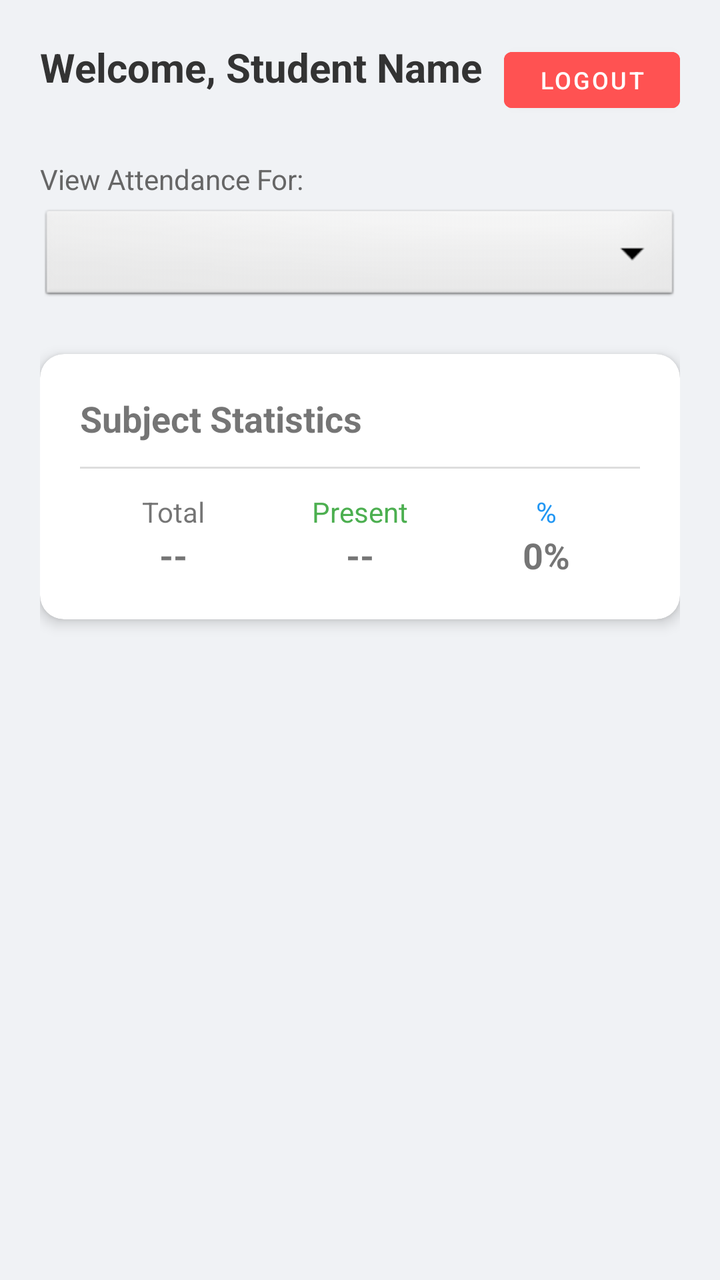
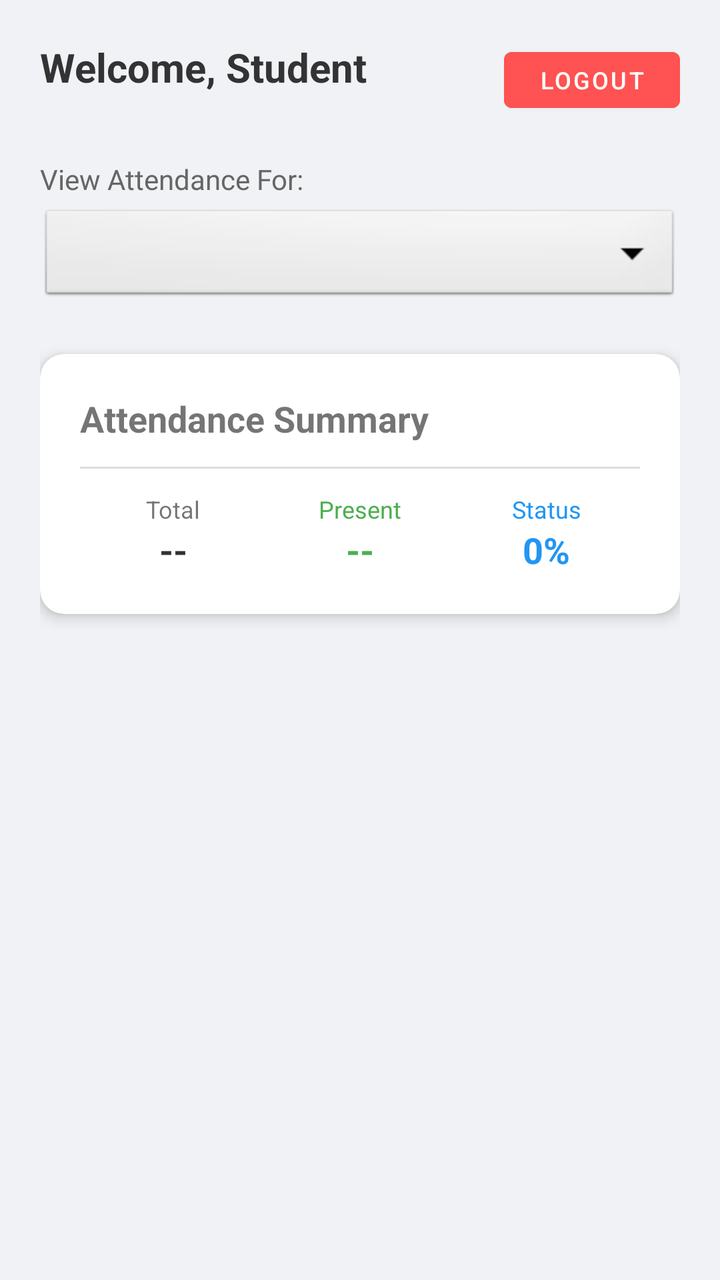

The first picture is an Android layout as it rendered before a commit; the second is the same layout after the commit. The layout source and the unified diff follow.
<!-- AndroidManifest.xml: application theme Theme.AttendanceSystem -->
<!-- res/layout/fragment_student_dashboard.xml -->
<?xml version="1.0" encoding="utf-8"?>
<LinearLayout xmlns:android="http://schemas.android.com/apk/res/android"
    xmlns:app="http://schemas.android.com/apk/res-auto"
    android:layout_width="match_parent"
    android:layout_height="match_parent"
    android:orientation="vertical"
    android:padding="20dp"
    android:background="#F0F2F5">

    <RelativeLayout
        android:layout_width="match_parent"
        android:layout_height="wrap_content"
        android:layout_marginBottom="20dp">

        <TextView
            android:id="@+id/tvStudentName"
            android:layout_width="wrap_content"
            android:layout_height="wrap_content"
            android:text="Welcome, Student Name"
            android:textSize="20sp"
            android:textStyle="bold"
            android:textColor="#333333" />

        <Button
            android:id="@+id/btnLogoutStudent"
            android:layout_width="wrap_content"
            android:layout_height="40dp"
            android:layout_alignParentRight="true"
            android:text="Logout"
            android:textSize="12sp"
            android:backgroundTint="#FF5252" />
    </RelativeLayout>

    <TextView
        android:layout_width="wrap_content"
        android:layout_height="wrap_content"
        android:text="View Attendance For:"
        android:textSize="14sp"
        android:textColor="#666666"
        android:layout_marginBottom="4dp" />

    <Spinner
        android:id="@+id/spinnerStudentSubject"
        android:layout_width="match_parent"
        android:layout_height="50dp"
        android:layout_marginBottom="24dp"
        android:background="@android:drawable/btn_dropdown"
        android:padding="10dp" />

    <androidx.cardview.widget.CardView
        android:layout_width="match_parent"
        android:layout_height="wrap_content"
        app:cardCornerRadius="12dp"
        app:cardElevation="4dp">

        <LinearLayout
            android:layout_width="match_parent"
            android:layout_height="wrap_content"
            android:orientation="vertical"
            android:padding="20dp">

            <TextView
                android:id="@+id/tvSelectedSubjectTitle"
                android:layout_width="wrap_content"
                android:layout_height="wrap_content"
                android:text="Subject Statistics"
                android:textSize="18sp"
                android:textStyle="bold"
                android:layout_marginBottom="12dp" />

            <View
                android:layout_width="match_parent"
                android:layout_height="1dp"
                android:background="#DDDDDD"
                android:layout_marginBottom="12dp" />

            <LinearLayout
                android:layout_width="match_parent"
                android:layout_height="wrap_content"
                android:orientation="horizontal"
                android:weightSum="3">

                <LinearLayout
                    android:layout_width="0dp"
                    android:layout_height="wrap_content"
                    android:layout_weight="1"
                    android:gravity="center"
                    android:orientation="vertical">
                    <TextView android:layout_width="wrap_content" android:layout_height="wrap_content" android:text="Total" />
                    <TextView android:id="@+id/tvTotalClasses" android:layout_width="wrap_content" android:layout_height="wrap_content" android:text="--" android:textSize="18sp" android:textStyle="bold"/>
                </LinearLayout>

                <LinearLayout
                    android:layout_width="0dp"
                    android:layout_height="wrap_content"
                    android:layout_weight="1"
                    android:gravity="center"
                    android:orientation="vertical">
                    <TextView android:layout_width="wrap_content" android:layout_height="wrap_content" android:text="Present" android:textColor="#4CAF50"/>
                    <TextView android:id="@+id/tvPresentClasses" android:layout_width="wrap_content" android:layout_height="wrap_content" android:text="--" android:textSize="18sp" android:textStyle="bold"/>
                </LinearLayout>

                <LinearLayout
                    android:layout_width="0dp"
                    android:layout_height="wrap_content"
                    android:layout_weight="1"
                    android:gravity="center"
                    android:orientation="vertical">
                    <TextView android:layout_width="wrap_content" android:layout_height="wrap_content" android:text="%" android:textColor="#2196F3"/>
                    <TextView android:id="@+id/tvPercentage" android:layout_width="wrap_content" android:layout_height="wrap_content" android:text="0%" android:textSize="18sp" android:textStyle="bold"/>
                </LinearLayout>
            </LinearLayout>
        </LinearLayout>
    </androidx.cardview.widget.CardView>

</LinearLayout>
<!-- resources referenced by this layout -->
<resources>
  <style name="Theme.AttendanceSystem" parent="Theme.MaterialComponents.DayNight.NoActionBar">
  
          <item name="colorPrimary">@color/purple_500</item>
          <item name="colorSecondary">@color/purple_700</item>
      </style>
  <color name="purple_500">#6200EE</color>
  <color name="purple_700">#3700B3</color>
</resources>

<!-- the commit's change to res/layout/fragment_student_dashboard.xml (unified diff, before → after) -->
@@ -16,7 +16,7 @@
             android:id="@+id/tvStudentName"
             android:layout_width="wrap_content"
             android:layout_height="wrap_content"
-            android:text="Welcome, Student Name"
+            android:text="Welcome, Student"
             android:textSize="20sp"
             android:textStyle="bold"
             android:textColor="#333333" />
@@ -63,7 +63,7 @@
                 android:id="@+id/tvSelectedSubjectTitle"
                 android:layout_width="wrap_content"
                 android:layout_height="wrap_content"
-                android:text="Subject Statistics"
+                android:text="Attendance Summary"
                 android:textSize="18sp"
                 android:textStyle="bold"
                 android:layout_marginBottom="12dp" />
@@ -86,8 +86,19 @@
                     android:layout_weight="1"
                     android:gravity="center"
                     android:orientation="vertical">
-                    <TextView android:layout_width="wrap_content" android:layout_height="wrap_content" android:text="Total" />
-                    <TextView android:id="@+id/tvTotalClasses" android:layout_width="wrap_content" android:layout_height="wrap_content" android:text="--" android:textSize="18sp" android:textStyle="bold"/>
+                    <TextView
+                        android:layout_width="wrap_content"
+                        android:layout_height="wrap_content"
+                        android:text="Total"
+                        android:textSize="12sp"/>
+                    <TextView
+                        android:id="@+id/tvTotalClasses"
+                        android:layout_width="wrap_content"
+                        android:layout_height="wrap_content"
+                        android:text="--"
+                        android:textSize="18sp"
+                        android:textStyle="bold"
+                        android:textColor="#333333"/>
                 </LinearLayout>
 
                 <LinearLayout
@@ -96,8 +107,20 @@
                     android:layout_weight="1"
                     android:gravity="center"
                     android:orientation="vertical">
-                    <TextView android:layout_width="wrap_content" android:layout_height="wrap_content" android:text="Present" android:textColor="#4CAF50"/>
-                    <TextView android:id="@+id/tvPresentClasses" android:layout_width="wrap_content" android:layout_height="wrap_content" android:text="--" android:textSize="18sp" android:textStyle="bold"/>
+                    <TextView
+                        android:layout_width="wrap_content"
+                        android:layout_height="wrap_content"
+                        android:text="Present"
+                        android:textColor="#4CAF50"
+                        android:textSize="12sp"/>
+                    <TextView
+                        android:id="@+id/tvPresentClasses"
+                        android:layout_width="wrap_content"
+                        android:layout_height="wrap_content"
+                        android:text="--"
+                        android:textSize="18sp"
+                        android:textStyle="bold"
+                        android:textColor="#4CAF50"/>
                 </LinearLayout>
 
                 <LinearLayout
@@ -106,9 +129,22 @@
                     android:layout_weight="1"
                     android:gravity="center"
                     android:orientation="vertical">
-                    <TextView android:layout_width="wrap_content" android:layout_height="wrap_content" android:text="%" android:textColor="#2196F3"/>
-                    <TextView android:id="@+id/tvPercentage" android:layout_width="wrap_content" android:layout_height="wrap_content" android:text="0%" android:textSize="18sp" android:textStyle="bold"/>
+                    <TextView
+                        android:layout_width="wrap_content"
+                        android:layout_height="wrap_content"
+                        android:text="Status"
+                        android:textColor="#2196F3"
+                        android:textSize="12sp"/>
+                    <TextView
+                        android:id="@+id/tvPercentage"
+                        android:layout_width="wrap_content"
+                        android:layout_height="wrap_content"
+                        android:text="0%"
+                        android:textSize="18sp"
+                        android:textStyle="bold"
+                        android:textColor="#2196F3"/>
                 </LinearLayout>
+
             </LinearLayout>
         </LinearLayout>
     </androidx.cardview.widget.CardView>
